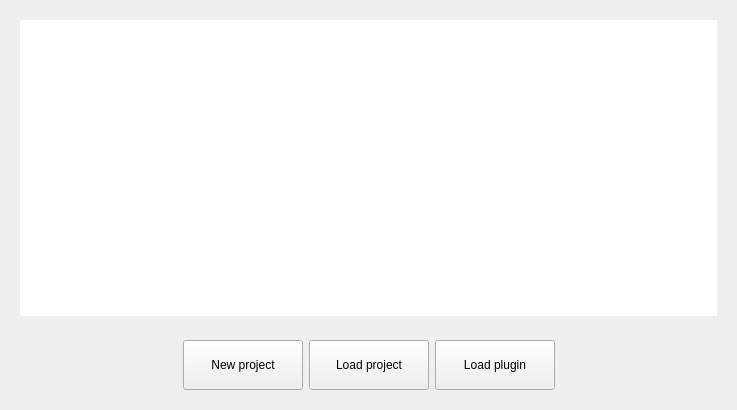
lmoresco/OpenModelica, file OMOptim/GUI/Widgets/WidgetProjectInfos.ui: the form before one commit.
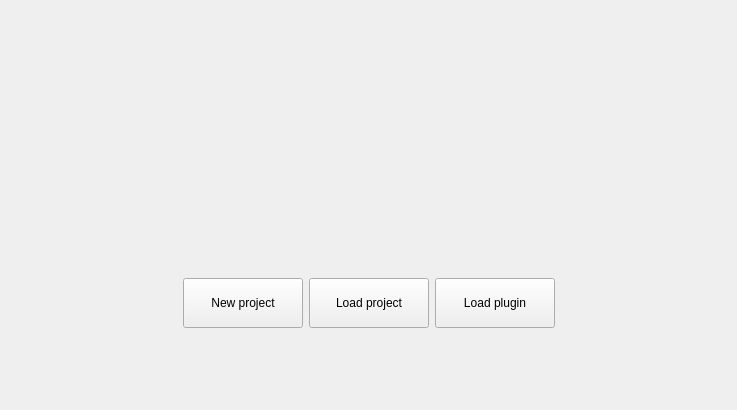
The form after the commit. Icons and pictures are not drawn.

```diff
--- a/OMOptim/GUI/Widgets/WidgetProjectInfos.ui
+++ b/OMOptim/GUI/Widgets/WidgetProjectInfos.ui
@@ -16,15 +16,7 @@
   <layout class="QVBoxLayout" name="verticalLayout">
    <item>
     <widget class="QWidget" name="widgetInfos" native="true">
-     <layout class="QGridLayout" name="gridLayout">
-      <item row="0" column="0">
-       <widget class="QTextBrowser" name="textProject">
-        <property name="frameShape">
-         <enum>QFrame::NoFrame</enum>
-        </property>
-       </widget>
-      </item>
-     </layout>
+     <layout class="QGridLayout" name="gridLayout"/>
     </widget>
    </item>
    <item>
```
